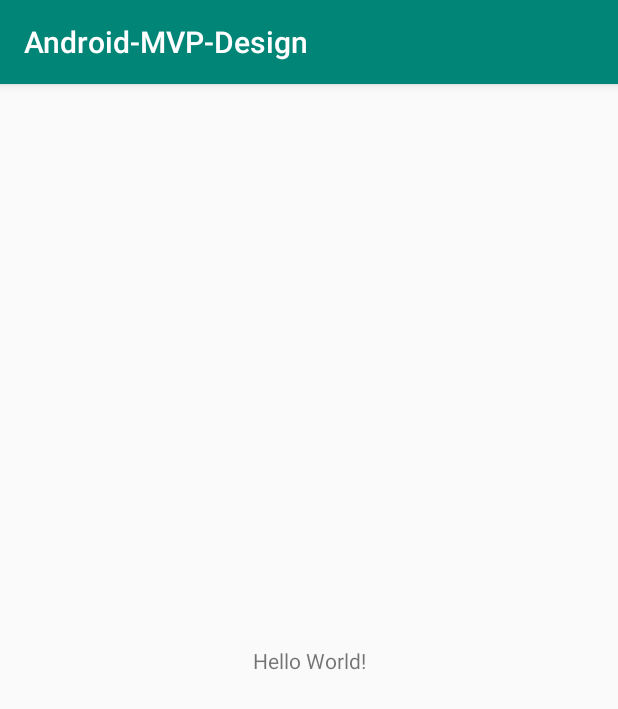
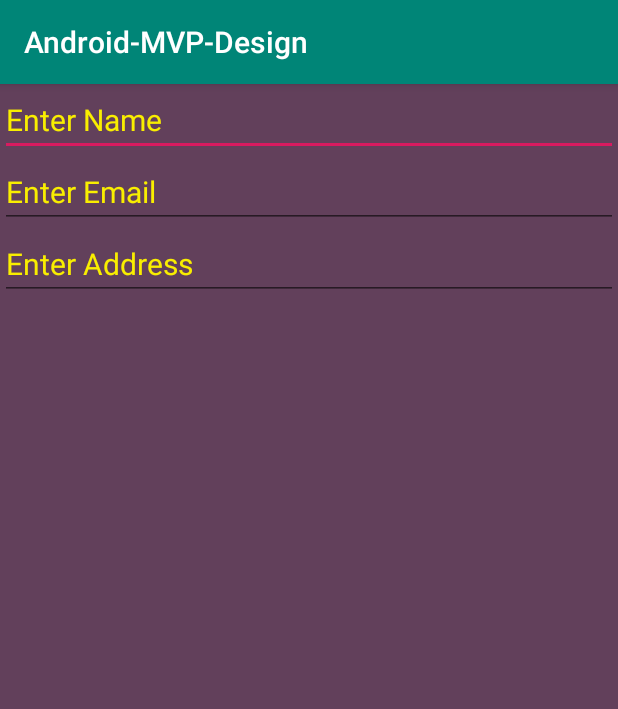
Before and after one commit to RazM10/Android-MVP-Design-Pattern, an Android app: the screen it shows after launch (ViewActivity), on a phone screen of 412 x 824 dp. Shown: the top 709 px of the screen. Run offline under Robolectric (Android 15) with nearby library versions, the phone set to English and light mode, and no system bars.

Commit message:
view xml ready

```diff
--- a/app/build.gradle
+++ b/app/build.gradle
@@ -22,8 +22,4 @@ android {
 dependencies {
     implementation fileTree(dir: 'libs', include: ['*.jar'])
     implementation 'androidx.appcompat:appcompat:1.1.0'
-    implementation 'androidx.constraintlayout:constraintlayout:1.1.3'
-    testImplementation 'junit:junit:4.12'
-    androidTestImplementation 'androidx.test:runner:1.2.0'
-    androidTestImplementation 'androidx.test.espresso:espresso-core:3.2.0'
 }
--- a/app/src/main/res/layout/activity_main.xml
+++ b/app/src/main/res/layout/activity_main.xml
@@ -1,18 +1,53 @@
 <?xml version="1.0" encoding="utf-8"?>
-<androidx.constraintlayout.widget.ConstraintLayout xmlns:android="http://schemas.android.com/apk/res/android"
+<RelativeLayout xmlns:android="http://schemas.android.com/apk/res/android"
     xmlns:app="http://schemas.android.com/apk/res-auto"
     xmlns:tools="http://schemas.android.com/tools"
     android:layout_width="match_parent"
     android:layout_height="match_parent"
-    tools:context=".ViewActivity">
+    tools:context=".ViewActivity"
+    android:background="#62405B">
+
+    <LinearLayout
+        android:layout_width="match_parent"
+        android:layout_height="wrap_content"
+        android:orientation="vertical"
+        android:layout_alignParentTop="true">
+        <EditText
+            android:id="@+id/name_et"
+            android:layout_width="match_parent"
+            android:layout_height="wrap_content"
+            android:hint="Enter Name"
+            android:inputType="text"
+            android:textSize="20dp"
+            android:textColorHint="#F9EE00"
+            android:textColor="#FFFBF8"/>
+        <EditText
+            android:id="@+id/email_et"
+            android:layout_width="match_parent"
+            android:layout_height="wrap_content"
+            android:hint="Enter Email"
+            android:inputType="textEmailAddress"
+            android:textSize="20dp"
+            android:textColorHint="#F9EE00"
+            android:textColor="#FFFBF8"/>
+        <EditText
+            android:id="@+id/address_et"
+            android:layout_width="match_parent"
+            android:layout_height="wrap_content"
+            android:hint="Enter Address"
+            android:inputType="text"
+            android:textSize="20dp"
+            android:textColorHint="#F9EE00"
+            android:textColor="#FFFBF8"/>
+    </LinearLayout>
 
     <TextView
-        android:layout_width="wrap_content"
+        android:id="@+id/info_tv"
+        android:layout_alignParentBottom="true"
+        android:layout_width="match_parent"
         android:layout_height="wrap_content"
-        android:text="Hello World!"
-        app:layout_constraintBottom_toBottomOf="parent"
-        app:layout_constraintLeft_toLeftOf="parent"
-        app:layout_constraintRight_toRightOf="parent"
-        app:layout_constraintTop_toTopOf="parent" />
+        android:textColor="#F9EE00"
+        android:textSize="25dp"
+        android:layout_marginBottom="20dp"/>
 
-</androidx.constraintlayout.widget.ConstraintLayout>
+</RelativeLayout>
```
